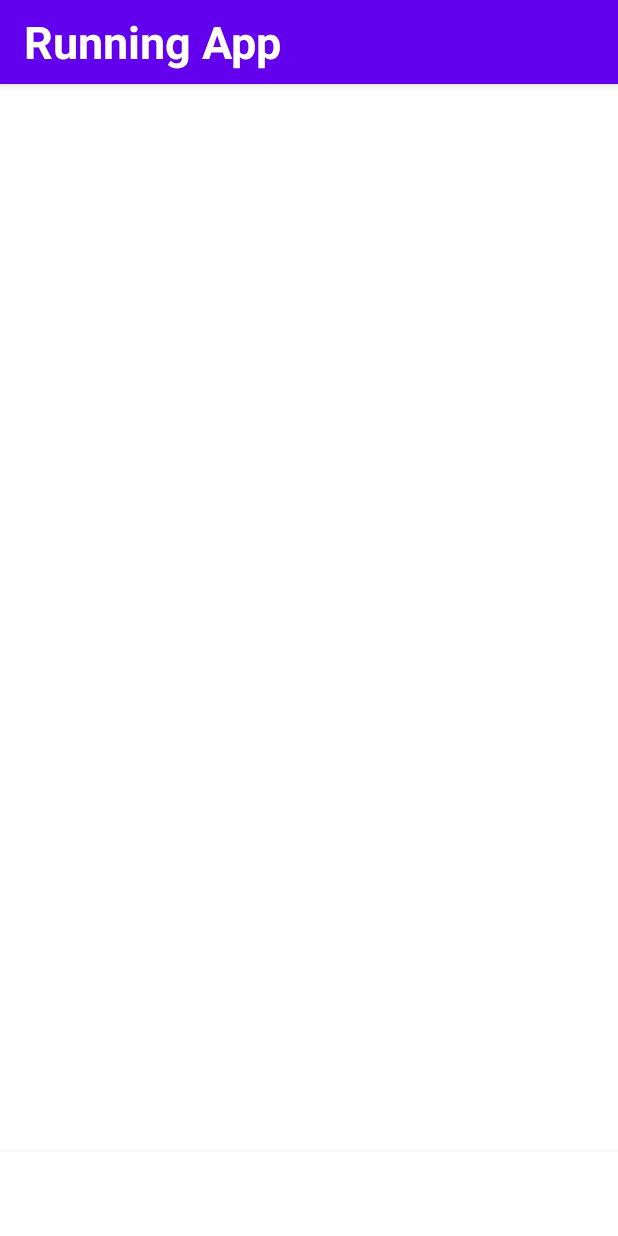
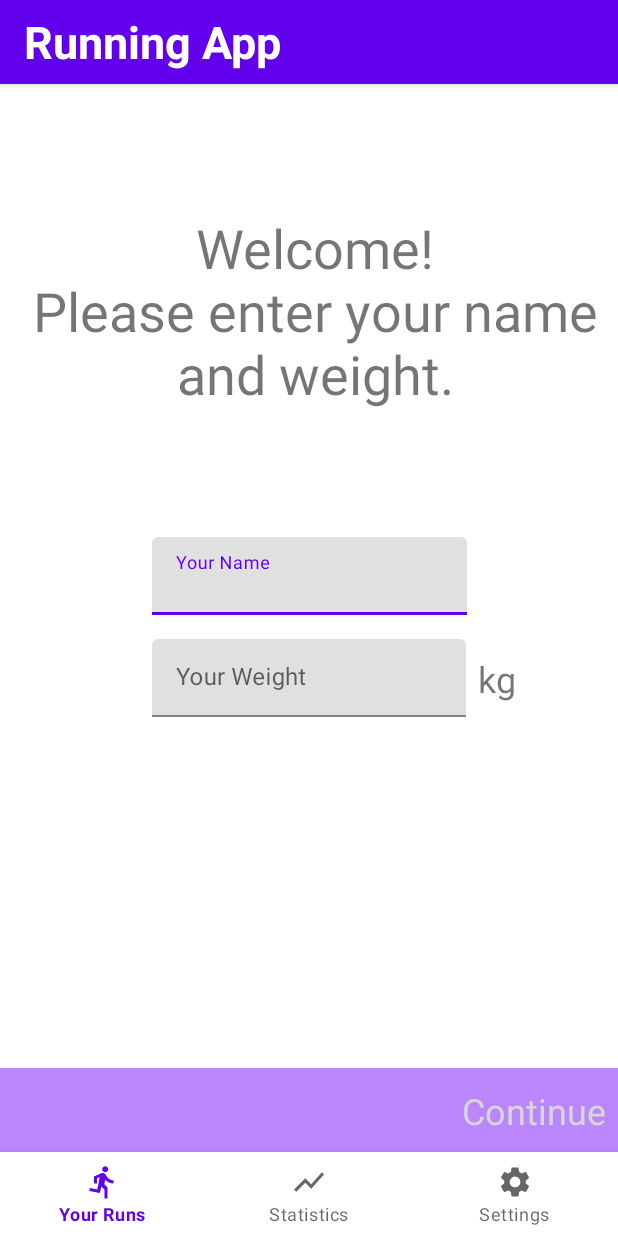
Before and after one commit to ISergienkoSF/GPSTracking_1, an Android app: the screen it shows after launch (MainActivity), on a phone screen of 412 x 824 dp. Run offline under Robolectric (Android 15) with nearby library versions, the phone set to English and light mode, and no system bars; our stand-ins replace Dagger/Hilt's generated code, Timber, navigation-ui; 2 statements that could not run were skipped.

Commit message:
navigation

```diff
--- a/app/build.gradle
+++ b/app/build.gradle
@@ -2,6 +2,7 @@ plugins {
     id 'com.android.application'
     id 'org.jetbrains.kotlin.android'
     id 'kotlin-kapt'
+    id 'kotlin-android-extensions'
     id "androidx.navigation.safeargs.kotlin"
     id 'dagger.hilt.android.plugin'
 }
@@ -45,7 +46,7 @@ dependencies {
     androidTestImplementation 'androidx.test.espresso:espresso-core:3.4.0'
 
     // Material Design
-    implementation 'com.google.android.material:material:1.7.0-beta01'
+    //implementation 'com.google.android.material:material:1.7.0-beta01'
 
     // Architectural Components
     implementation "androidx.lifecycle:lifecycle-viewmodel-ktx:2.5.1"
@@ -66,8 +67,8 @@ dependencies {
     implementation "androidx.lifecycle:lifecycle-runtime-ktx:2.5.1"
 
     // Navigation Components
-    implementation "androidx.navigation:navigation-fragment-ktx:2.5.1"
-    implementation "androidx.navigation:navigation-ui-ktx:2.5.1"
+    implementation 'androidx.navigation:navigation-fragment-ktx:2.5.1'
+    implementation 'androidx.navigation:navigation-ui-ktx:2.5.1'
 
     // Glide
     implementation 'com.github.bumptech.glide:glide:4.11.0'
--- a/app/src/main/java/com/viol4tsf/gpstracking/ui/MainActivity.kt
+++ b/app/src/main/java/com/viol4tsf/gpstracking/ui/MainActivity.kt
@@ -2,17 +2,31 @@ package com.viol4tsf.gpstracking.ui
 
 import androidx.appcompat.app.AppCompatActivity
 import android.os.Bundle
+import android.view.View
+import androidx.navigation.fragment.findNavController
+import androidx.navigation.ui.setupWithNavController
 import com.viol4tsf.gpstracking.R
+import dagger.hilt.android.AndroidEntryPoint
+import kotlinx.android.synthetic.main.activity_main.*
 
-//@AndroidEntryPoint
+@AndroidEntryPoint
 class MainActivity : AppCompatActivity() {
-
-    //@Inject
-    //lateinit var runDao: RunDao
 
     override fun onCreate(savedInstanceState: Bundle?) {
         super.onCreate(savedInstanceState)
         setContentView(R.layout.activity_main)
-        //Log.d("runDao", "RUNDAO: ${runDao.hashCode()}")
+
+        setSupportActionBar(toolbar)
+        bottomNavigationView.setupWithNavController(navHostFragment.findNavController())
+
+        //прослушивание изменений для нижней навигации и скрытие панели в некоторых фрагментах
+        navHostFragment.findNavController()
+            .addOnDestinationChangedListener { _, destination, _ ->
+                when (destination.id) {
+                    R.id.settingsFragment, R.id.runFragment, R.id.statisticsFragment ->
+                        bottomNavigationView.visibility = View.VISIBLE
+                    else -> bottomNavigationView.visibility = View.GONE
+                }
+            }
     }
 }
--- a/app/src/main/java/com/viol4tsf/gpstracking/ui/fragments/RunFragment.kt
+++ b/app/src/main/java/com/viol4tsf/gpstracking/ui/fragments/RunFragment.kt
@@ -1,13 +1,25 @@
 package com.viol4tsf.gpstracking.ui.fragments
 
+import android.os.Bundle
+import android.view.View
 import androidx.fragment.app.Fragment
 import androidx.fragment.app.viewModels
+import androidx.navigation.fragment.findNavController
 import com.viol4tsf.gpstracking.R
 import com.viol4tsf.gpstracking.ui.viewmodels.MainViewModel
 import dagger.hilt.android.AndroidEntryPoint
+import kotlinx.android.synthetic.main.fragment_run.*
 
 @AndroidEntryPoint
 class RunFragment: Fragment(R.layout.fragment_run){
 
     private val viewModel: MainViewModel by viewModels()
+
+    override fun onViewCreated(view: View, savedInstanceState: Bundle?) {
+        super.onViewCreated(view, savedInstanceState)
+
+        fab.setOnClickListener {
+            findNavController().navigate(R.id.action_runFragment_to_trackingFragment)
+        }
+    }
 }
--- a/app/src/main/java/com/viol4tsf/gpstracking/ui/fragments/SetupFragment.kt
+++ b/app/src/main/java/com/viol4tsf/gpstracking/ui/fragments/SetupFragment.kt
@@ -1,7 +1,19 @@
 package com.viol4tsf.gpstracking.ui.fragments
 
+import android.os.Bundle
+import android.view.View
 import androidx.fragment.app.Fragment
+import androidx.navigation.fragment.findNavController
 import com.viol4tsf.gpstracking.R
+import kotlinx.android.synthetic.main.fragment_setup.*
 
 class SetupFragment: Fragment(R.layout.fragment_setup){
+
+    override fun onViewCreated(view: View, savedInstanceState: Bundle?) {
+        super.onViewCreated(view, savedInstanceState)
+
+        tvContinue.setOnClickListener {
+            findNavController().navigate(R.id.action_setupFragment_to_runFragment)
+        }
+    }
 }
--- a/app/src/main/res/layout/activity_main.xml
+++ b/app/src/main/res/layout/activity_main.xml
@@ -48,6 +48,13 @@
         app:layout_constraintStart_toStartOf="parent"
         app:layout_constraintTop_toBottomOf="@+id/appBarLayout">
 
+        <fragment
+            android:id="@+id/navHostFragment"
+            android:layout_width="match_parent"
+            android:layout_height="match_parent"
+            android:name="androidx.navigation.fragment.NavHostFragment"
+            app:defaultNavHost="true"
+            app:navGraph="@navigation/nav_graph"/>
 
     </FrameLayout>
 
@@ -55,12 +62,11 @@
         android:id="@+id/bottomNavigationView"
         android:layout_width="match_parent"
         android:layout_height="56dp"
-        app:itemIconTint="@drawable/bottom_nav_selector"
-        app:itemTextColor="@drawable/bottom_nav_selector"
         app:layout_constraintBottom_toBottomOf="parent"
         app:layout_constraintEnd_toEndOf="parent"
         app:layout_constraintHorizontal_bias="0.5"
-        app:layout_constraintStart_toStartOf="parent" />
+        app:layout_constraintStart_toStartOf="parent"
+        app:menu="@menu/bottom_nav_menu" />
 
 
 </androidx.constraintlayout.widget.ConstraintLayout>
--- a/app/src/main/res/layout/fragment_setup.xml
+++ b/app/src/main/res/layout/fragment_setup.xml
@@ -1,6 +1,7 @@
 <?xml version="1.0" encoding="utf-8"?>
 <androidx.constraintlayout.widget.ConstraintLayout xmlns:android="http://schemas.android.com/apk/res/android"
     xmlns:app="http://schemas.android.com/apk/res-auto"
+    xmlns:tools="http://schemas.android.com/tools"
     android:layout_width="match_parent"
     android:layout_height="match_parent">
 
@@ -19,8 +20,8 @@
 
     <com.google.android.material.textfield.TextInputLayout
         android:id="@+id/tilName"
-        android:layout_width="wrap_content"
-        android:layout_height="wrap_content"
+        android:layout_width="210dp"
+        android:layout_height="52dp"
         app:layout_constraintBottom_toTopOf="@+id/constraintLayout"
         app:layout_constraintEnd_toEndOf="parent"
         app:layout_constraintHorizontal_bias="0.5"
@@ -39,18 +40,18 @@
 
     <com.google.android.material.textfield.TextInputLayout
         android:id="@+id/tilWeight"
-        android:layout_width="wrap_content"
-        android:layout_height="wrap_content"
+        android:layout_width="209dp"
+        android:layout_height="52dp"
         android:layout_marginTop="16dp"
         app:layout_constraintStart_toStartOf="@+id/tilName"
         app:layout_constraintTop_toBottomOf="@+id/tilName">
 
         <com.google.android.material.textfield.TextInputEditText
             android:id="@+id/etWeight"
-            android:layout_width="wrap_content"
-            android:layout_height="wrap_content"
+            android:layout_width="match_parent"
+            android:layout_height="match_parent"
+            android:ems="10"
             android:hint="Your Weight"
-            android:ems="10"
             android:inputType="numberDecimal" />
 
     </com.google.android.material.textfield.TextInputLayout>
--- /dev/null
+++ b/app/src/main/res/menu/bottom_nav_menu.xml
@@ -0,0 +1,16 @@
+<?xml version="1.0" encoding="utf-8"?>
+<menu xmlns:android="http://schemas.android.com/apk/res/android">
+
+    <item android:id="@+id/runFragment"
+        android:title="Your Runs"
+        android:icon="@drawable/ic_run" />
+
+    <item android:id="@+id/statisticsFragment"
+        android:title="Statistics"
+        android:icon="@drawable/ic_graph" />
+
+    <item android:id="@+id/settingsFragment"
+        android:title="Settings"
+        android:icon="@drawable/ic_settings" />
+
+</menu>
--- /dev/null
+++ b/app/src/main/res/navigation/nav_graph.xml
@@ -0,0 +1,39 @@
+<?xml version="1.0" encoding="utf-8"?>
+<navigation xmlns:android="http://schemas.android.com/apk/res/android"
+    xmlns:app="http://schemas.android.com/apk/res-auto"
+    android:id="@+id/nav_graph"
+    app:startDestination="@id/setupFragment">
+
+    <fragment
+        android:id="@+id/runFragment"
+        android:name="com.viol4tsf.gpstracking.ui.fragments.RunFragment"
+        android:label="RunFragment" >
+        <action
+            android:id="@+id/action_runFragment_to_trackingFragment"
+            app:destination="@id/trackingFragment" />
+    </fragment>
+    <fragment
+        android:id="@+id/setupFragment"
+        android:name="com.viol4tsf.gpstracking.ui.fragments.SetupFragment"
+        android:label="SetupFragment" >
+        <action
+            android:id="@+id/action_setupFragment_to_runFragment"
+            app:destination="@id/runFragment" />
+    </fragment>
+    <fragment
+        android:id="@+id/statisticsFragment"
+        android:name="com.viol4tsf.gpstracking.ui.fragments.StatisticsFragment"
+        android:label="StatisticsFragment" />
+    <fragment
+        android:id="@+id/settingsFragment"
+        android:name="com.viol4tsf.gpstracking.ui.fragments.SettingsFragment"
+        android:label="SettingsFragment" />
+    <fragment
+        android:id="@+id/trackingFragment"
+        android:name="com.viol4tsf.gpstracking.ui.fragments.TrackingFragment"
+        android:label="TrackingFragment" >
+        <action
+            android:id="@+id/action_trackingFragment_to_runFragment"
+            app:destination="@id/runFragment" />
+    </fragment>
+</navigation>
--- a/app/src/main/res/values-night/themes.xml
+++ /dev/null
@@ -1,16 +0,0 @@
-<resources xmlns:tools="http://schemas.android.com/tools">
-    <!-- Base application theme. -->
-    <style name="Theme.GPSTracking" parent="Theme.MaterialComponents.DayNight.NoActionBar">
-        <!-- Primary brand color. -->
-        <item name="colorPrimary">@color/purple_200</item>
-        <item name="colorPrimaryVariant">@color/purple_700</item>
-        <item name="colorOnPrimary">@color/black</item>
-        <!-- Secondary brand color. -->
-        <item name="colorSecondary">@color/teal_200</item>
-        <item name="colorSecondaryVariant">@color/teal_200</item>
-        <item name="colorOnSecondary">@color/black</item>
-        <!-- Status bar color. -->
-        <item name="android:statusBarColor" tools:targetApi="l">?attr/colorPrimaryVariant</item>
-        <!-- Customize your theme here. -->
-    </style>
-</resources>
--- a/app/src/main/res/values/themes.xml
+++ b/app/src/main/res/values/themes.xml
@@ -1,6 +1,6 @@
 <resources xmlns:tools="http://schemas.android.com/tools">
     <!-- Base application theme. -->
-    <style name="Theme.GPSTracking" parent="Theme.MaterialComponents.DayNight.NoActionBar">
+    <style name="Theme.GPSTracking" parent="Theme.MaterialComponents.Light.NoActionBar">
         <!-- Primary brand color. -->
         <item name="colorPrimary">@color/purple_500</item>
         <item name="colorPrimaryVariant">@color/purple_700</item>
```
